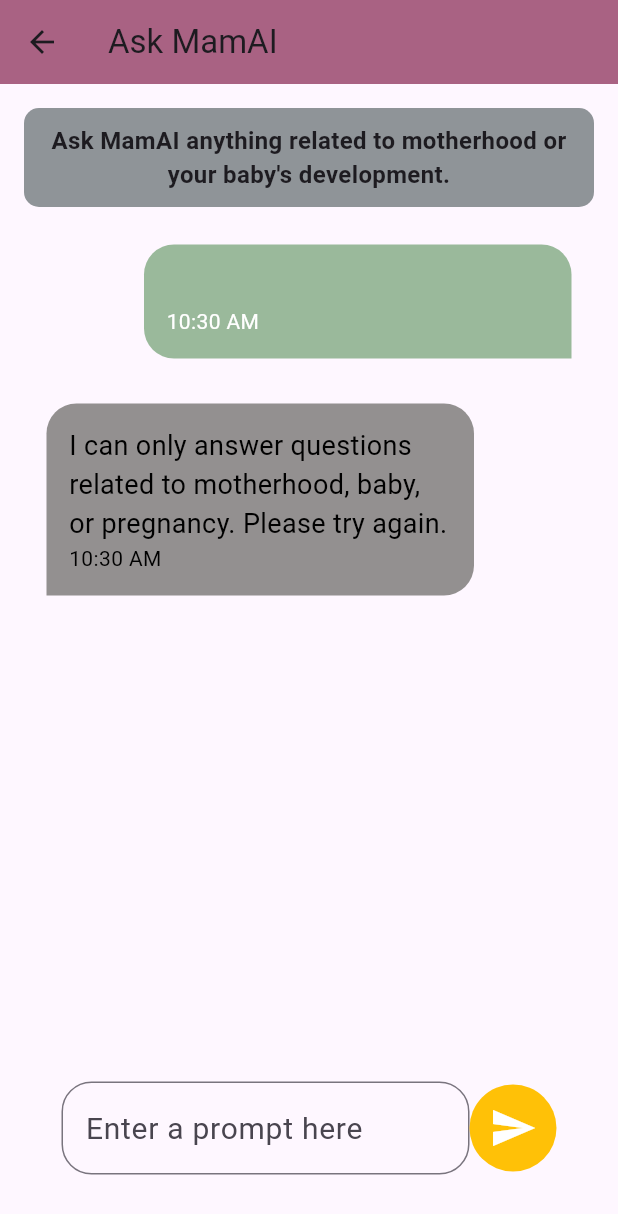
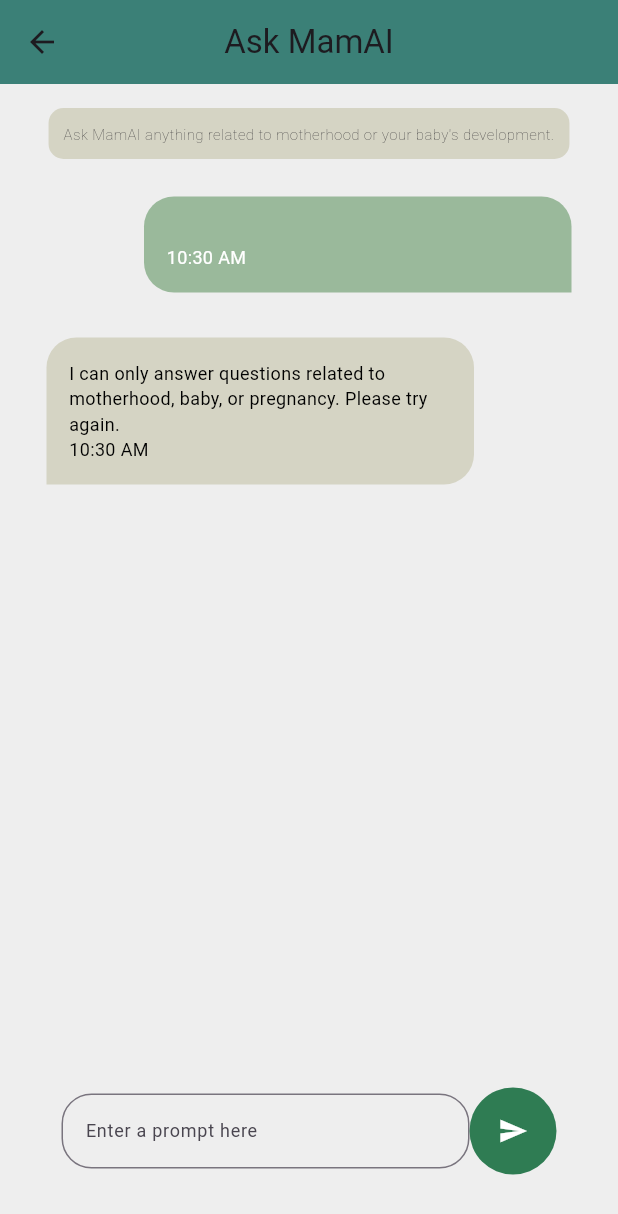
Before and after one commit to ellearz/MamAI, a Flutter app: the ChatPage screen opened directly, after a tap on the "send" icon, on a phone screen of 412 x 824 dp. Shown: the top 1214 px of the screen. Run offline on Flutter 3.47's test engine with Material 3 defaults, Android fonts, the phone set to English and light mode, and no system bars; our stand-ins replace flutter_dotenv, flutter_slidable, google_generative_ai, hive, hive_flutter; accounts and stored records are empty.

Commit message:
Initial commit

```diff
--- a/lib/components/info_card.dart
+++ b/lib/components/info_card.dart
@@ -1,6 +1,7 @@
 import 'package:flutter/cupertino.dart';
 import 'package:flutter/material.dart';
-import 'package:mother_ai/pages/sign_in_page.dart';
+import 'package:mother_ai/pages/home_page.dart';
+
 
 
 
@@ -16,7 +17,7 @@ class InfoCard extends StatelessWidget {
     return InkWell(
       onTap: () => Navigator.push(
       context,
-      MaterialPageRoute(builder: (context) => const SignInPage()), // Pass name to next screen (optional)
+      MaterialPageRoute(builder: (context) => const HomePage()), // Pass name to next screen (optional)
         ),
       child: ListTile(
         leading: const CircleAvatar(
--- a/lib/pages/chat_page.dart
+++ b/lib/pages/chat_page.dart
@@ -5,8 +5,6 @@ import 'package:google_generative_ai/google_generative_ai.dart';
 import 'package:mother_ai/components/constant.dart';
 import 'package:mother_ai/model/chat_model.dart';
 import 'package:mother_ai/theme/theme.dart';
-
-
 
 class ChatPage extends StatefulWidget {
   const ChatPage({super.key});
@@ -18,10 +16,11 @@ class ChatPage extends StatefulWidget {
 class _ChatPageState extends State<ChatPage> {
   TextEditingController promptController = TextEditingController();
   final model = GenerativeModel(
-    model: 'gemini-pro',
-    apiKey: myApiKey!,
-    generationConfig: GenerationConfig(maxOutputTokens: 100)
-    ); // Replace with your actual API key
+      model: 'gemini-1.5-flash-latest',
+      apiKey: myApiKey!,
+      generationConfig: GenerationConfig(maxOutputTokens: 400));
+
+  // Replace with your actual API key
 
   final List<ChatModel> prompt = [];
 
@@ -53,7 +52,8 @@ class _ChatPageState extends State<ChatPage> {
       setState(() {
         prompt.add(ChatModel(
           isPrompt: false,
-          message: 'I can only answer questions related to motherhood, baby, or pregnancy. Please try again.',
+          message:
+              'I can only answer questions related to motherhood, baby, or pregnancy. Please try again.',
           time: DateTime.now(),
         ));
       });
@@ -62,7 +62,35 @@ class _ChatPageState extends State<ChatPage> {
 
   // Helper function to check if the message is related to motherhood, baby, or pregnancy
   bool _isMotherhoodRelated(String message) {
-    final keywords = ['motherhood', 'mom', 'baby', 'pregnancy', 'child', 'newborn'];
+    final keywords = [
+      'motherhood',
+      'mom',
+      'baby',
+      'pregnancy',
+      'child',
+      'newborn',
+      'nurturing',
+      'caring',
+      'loving',
+      'maternal',
+      'supportive',
+      'protective',
+      'devoted',
+      'infant',
+      'toddler',
+      'cherub',
+      'parenting',
+      'breastfeeding',
+      'diapers',
+      'cradle',
+      'nursery',
+      'stroller',
+      'teething',
+      'pacifier',
+      'swaddling',
+      'milestones',
+      'sleep'
+    ];
     for (final keyword in keywords) {
       if (message.toLowerCase().contains(keyword)) {
         return true;
@@ -74,11 +102,12 @@ class _ChatPageState extends State<ChatPage> {
   @override
   Widget build(BuildContext context) {
     return Scaffold(
-      backgroundColor: Theme.of(context).colorScheme.surface,
+      backgroundColor: const Color.fromARGB(255, 238, 238, 238),
       appBar: AppBar(
-        elevation: 3,
-        backgroundColor:  const Color(0xFFAF6480),
+        elevation: 5,
+        backgroundColor: const Color.fromARGB(255, 54, 134, 114),
         title: const Text('Ask MamAI'),
+        centerTitle: true,
       ),
       body: GradientBackground(
         child: Padding(
@@ -89,19 +118,20 @@ class _ChatPageState extends State<ChatPage> {
               Container(
                 padding: const EdgeInsets.all(10),
                 decoration: BoxDecoration(
-                  color: const Color.fromARGB(255, 143, 148, 152), // Light blue background
+                  color: const Color.fromARGB(255, 213, 212, 196),
                   borderRadius: BorderRadius.circular(10),
                 ),
                 child: const Text(
                   'Ask MamAI anything related to motherhood or your baby\'s development.',
                   style: TextStyle(
-                    fontWeight: FontWeight.bold,
-                    fontSize: 16,
+                    fontWeight: FontWeight.w100,
+                    fontSize: 10,
                   ),
                   textAlign: TextAlign.center,
                 ),
               ),
-              const SizedBox(height: 10), // Add some space between the bar and the chat
+              const SizedBox(
+                  height: 10), // Add some space between the bar and the chat
               Expanded(
                 child: ListView.builder(
                   itemCount: prompt.length,
@@ -125,7 +155,7 @@ class _ChatPageState extends State<ChatPage> {
                         controller: promptController,
                         style: const TextStyle(
                           color: Colors.black,
-                          fontSize: 20,
+                          fontSize: 12,
                         ),
                         decoration: InputDecoration(
                           border: OutlineInputBorder(
@@ -141,11 +171,11 @@ class _ChatPageState extends State<ChatPage> {
                       },
                       child: const CircleAvatar(
                         radius: 29,
-                        backgroundColor: Colors.amber,
+                        backgroundColor: Color.fromARGB(255, 47, 124, 83),
                         child: Icon(
                           Icons.send,
                           color: Colors.white,
-                          size: 32,
+                          size: 20,
                         ),
                       ),
                     )
@@ -172,7 +202,9 @@ class _ChatPageState extends State<ChatPage> {
         right: isPrompt ? 15 : 80,
       ),
       decoration: BoxDecoration(
-        color: isPrompt ? const Color.fromARGB(255, 154, 185, 155) : const Color.fromARGB(255, 147, 144, 144),
+        color: isPrompt
+            ? const Color.fromARGB(255, 154, 185, 155)
+            : const Color.fromARGB(255, 213, 212, 196),
         borderRadius: BorderRadius.only(
           topLeft: const Radius.circular(20),
           topRight: const Radius.circular(20),
@@ -187,14 +219,14 @@ class _ChatPageState extends State<ChatPage> {
             message,
             style: TextStyle(
               fontWeight: isPrompt ? FontWeight.bold : FontWeight.normal,
-              fontSize: 18,
+              fontSize: 12,
               color: isPrompt ? Colors.white : Colors.black,
             ),
           ),
           Text(
             date,
             style: TextStyle(
-              fontSize: 14,
+              fontSize: 12,
               color: isPrompt ? Colors.white : Colors.black,
             ),
           ),
--- a/lib/pages/onboarding_page.dart
+++ b/lib/pages/onboarding_page.dart
@@ -1,7 +1,6 @@
 import 'package:flutter/material.dart';
 import 'package:mother_ai/pages/home_page.dart';
 import 'package:mother_ai/theme/theme.dart';
-
 
 class OnboardingPage extends StatelessWidget {
   const OnboardingPage({super.key});
@@ -19,7 +18,6 @@ class OnboardingPage extends StatelessWidget {
                 width: 300,
                 height: 300,
               ),
-
               const SizedBox(height: 24.0),
               ElevatedButton(
                 onPressed: () {
@@ -30,7 +28,7 @@ class OnboardingPage extends StatelessWidget {
                 },
                 style: ElevatedButton.styleFrom(
                   backgroundColor: Colors.white,
-                    foregroundColor: const Color.fromARGB(255, 187, 10, 200),
+                  foregroundColor: const Color.fromARGB(255, 46, 4, 69),
                   shape: RoundedRectangleBorder(
                     borderRadius: BorderRadius.circular(10.0),
                   ),
--- a/lib/theme/theme.dart
+++ b/lib/theme/theme.dart
@@ -11,15 +11,15 @@ class GradientBackground extends StatelessWidget {
       decoration: const BoxDecoration(
         gradient: LinearGradient(
           colors: [
-           Color.fromARGB(0, 47, 175, 143),
-            Color.fromARGB(0, 36, 140, 114),
+            Color.fromARGB(0, 9, 41, 33),
+            Color.fromARGB(0, 188, 213, 207),
             Color.fromARGB(0, 51, 205, 166),
-            Color.fromARGB(0, 27, 133, 107),
-            Color.fromARGB(0, 36, 140, 114),
+            Color.fromARGB(0, 37, 85, 73),
+            Color.fromARGB(0, 43, 165, 134),
             Color.fromARGB(0, 4, 75, 57),
-            Color.fromARGB(0, 36, 140, 114),
+            Color.fromARGB(0, 21, 82, 66),
           ],
-          begin: Alignment.topLeft,
+          begin: Alignment.centerLeft,
           end: Alignment.bottomRight,
         ),
       ),
```
Also changed, not shown: lib/main.dart (+9 -1 lines), lib/pages/home_page.dart (+56 -52 lines), lib/pages/milestone_page.dart (+10 -7 lines), lib/pages/recipe_page.dart (+18 -9 lines), lib/pages/side_bar.dart (+12 -19 lines), lib/pages/sign_in_page.dart (deleted, +0 -154 lines). Lines whose indentation alone changed are shown as unchanged.
